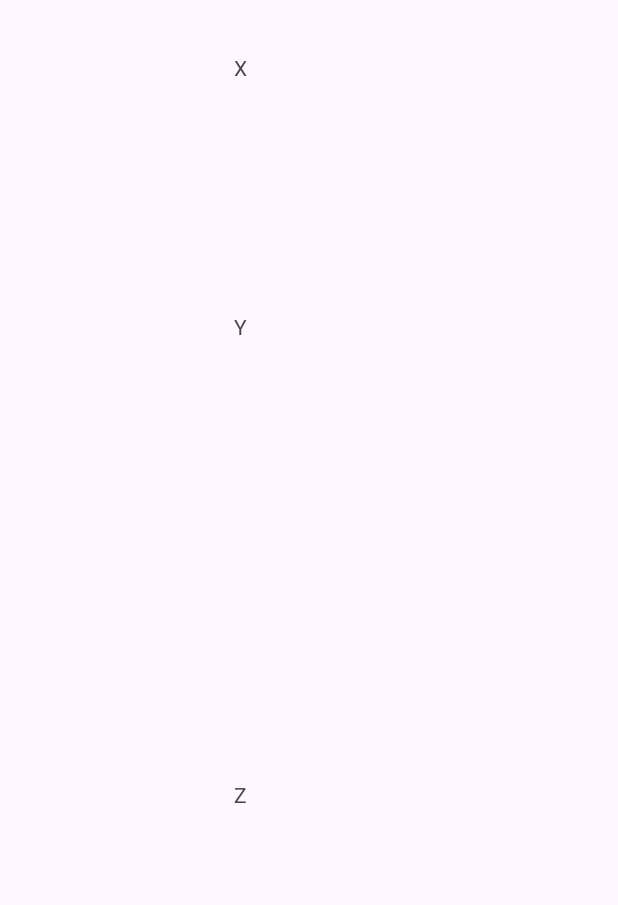
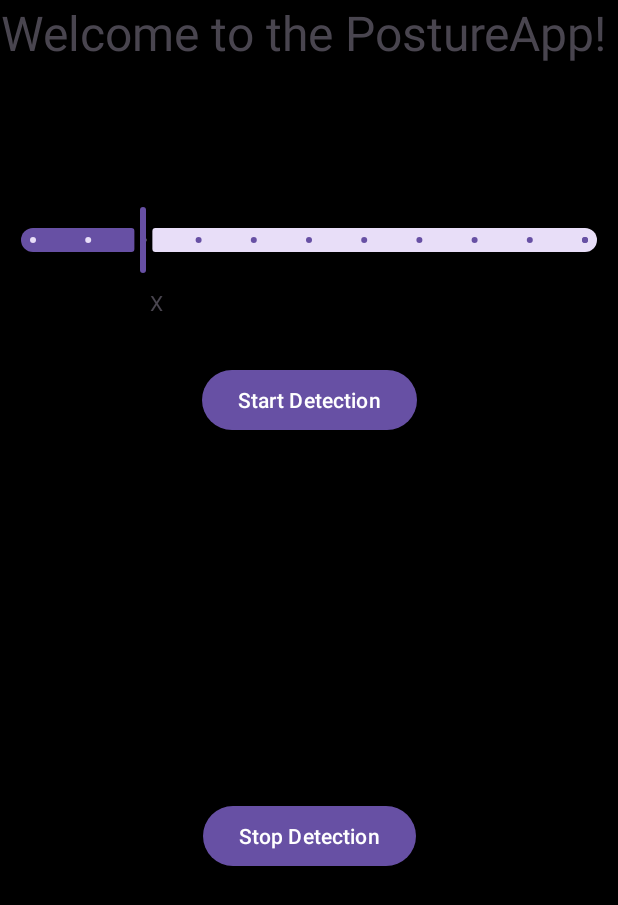
Before and after one commit to JamesRenn-ie/postureAppBrisHack24, an Android app: the screen it shows after launch (MainActivity), on a phone screen of 412 x 824 dp. Before the commit the part shown is almost empty. Shown: the top 905 px of the screen. Run offline under Robolectric (Android 15) with nearby library versions, the phone set to English and light mode, and no system bars.

Commit message:
final commit

```diff
--- a/app/build.gradle.kts
+++ b/app/build.gradle.kts
@@ -8,7 +8,7 @@ android {
 
     defaultConfig {
         applicationId = "com.example.accelerometer"
-        minSdk = 30
+        minSdk = 29
         targetSdk = 34
         versionCode = 1
         versionName = "1.0"
--- a/app/src/main/java/com/example/accelerometer/MainActivity.java
+++ b/app/src/main/java/com/example/accelerometer/MainActivity.java
@@ -1,7 +1,9 @@
 package com.example.accelerometer;
 
 import androidx.appcompat.app.AppCompatActivity;
+import androidx.core.content.ContextCompat;
 
+import android.content.Context;
 import android.content.Intent;
 import android.hardware.Sensor;
 import android.hardware.SensorEvent;
@@ -10,9 +12,13 @@ import android.hardware.SensorEventListener;
 import android.os.Vibrator;
 import android.os.VibrationEffect;
 import android.view.View;
+import android.widget.Button;
 import android.widget.TextView;
 
 import android.os.Bundle;
+import android.widget.Toast;
+
+import com.google.android.material.slider.Slider;
 
 public class MainActivity extends AppCompatActivity implements SensorEventListener{
 
@@ -21,22 +27,36 @@ public class MainActivity extends AppCompatActivity implements SensorEventListen
     private SensorManager SM;
     private Vibrator vibrator;
 
+    private Float postureVal = 0.0f;
+
+
     @Override
     public void onSensorChanged(SensorEvent event) {
-        xText.setText("X " + Math.round(event.values[0]));
-        yText.setText("Y " + Math.round(event.values[1]));
-        zText.setText("Z " + Math.round(event.values[2]));
+//        if (event.values[0] < 0) {
+//            xText.setText("Posture Score: " + -Math.round(event.values[0]));
+//        }
+//        else {
+//            xText.setText("Posture Score: " + Math.round(event.values[0]));
+//        }
 
-        if(event.values[0] < 6) {
+        xText.setText("Posture Score: " + Math.abs(Math.round(event.values[0])));
+
+
+//        yText.setText("Y " + Math.round(event.values[1]));
+//        zText.setText("Z " + Math.round(event.values[2]));
+
+        if(Math.abs(event.values[0]) < postureVal) {
             vibrator.vibrate(1000);
-
-        }
+            findViewById(R.id.rlVar1).setBackgroundColor(getResources().getColor(R.color.warning));
+        }else findViewById(R.id.rlVar1).setBackgroundColor(getResources().getColor(R.color.black));
     }
 
     @Override
     public void onAccuracyChanged(Sensor sensor, int accuracy) {
         //not in use
     }
+
+
 
         @Override
         protected void onCreate(Bundle savedInstanceState) {
@@ -57,12 +77,55 @@ public class MainActivity extends AppCompatActivity implements SensorEventListen
 
             //Assign TextView
             xText = (TextView) findViewById(R.id.xText);
-        yText = (TextView) findViewById(R.id.yText);
-        zText = (TextView) findViewById(R.id.zText);
+
+            Button startServiceButton = findViewById(R.id.startServiceButton);
+            Button stopServiceButton = findViewById(R.id.stopServiceButton);
+//        yText = (TextView) findViewById(R.id.yText);
+//        zText = (TextView) findViewById(R.id.zText);
+            Slider slider = findViewById(R.id.slider);
+            slider.addOnChangeListener(new Slider.OnChangeListener() {
+                @Override
+                public void onValueChange(Slider slider, float value, boolean fromUser) {
+                    // This method is called when the value of the slider changes.
+                    // You can access the current value of the slider using the 'value' parameter.
+                    // Do something with the value...
+                    // For example, you can display it in a TextView:
+                    postureVal = value;
+                }
+            });
+
+
+
+
+        // Onclick listeners
+        startServiceButton.setOnClickListener(new View.OnClickListener() {
+            @Override
+            public void onClick(View v) {
+                // Start the foreground service
+                Intent startIntent = new Intent(MainActivity.this, MyForegroundService.class);
+                ContextCompat.startForegroundService(MainActivity.this, startIntent);
+            }
+        });
+
+        stopServiceButton.setOnClickListener(new View.OnClickListener() {
+            @Override
+            public void onClick(View v) {
+                // Stop the foreground service
+                Intent stopIntent = new Intent(MainActivity.this, MyForegroundService.class);
+                stopService(stopIntent);
+            }
+        });
     }
 
     private void startForegroundService(){
+        Intent serviceIntent = new Intent(this, MyForegroundService.class);
+        Toast.makeText(this, "Detection started", Toast.LENGTH_SHORT).show();
+        ContextCompat.startForegroundService(this, serviceIntent);
+    }
 
-
+    private void stopForegroundService(){
+        Intent serviceIntent = new Intent(this, MyForegroundService.class);
+        Toast.makeText(this, "Detection started", Toast.LENGTH_SHORT).show();
+        stopService(serviceIntent);
     }
 }
--- a/app/src/main/res/layout/activity_main.xml
+++ b/app/src/main/res/layout/activity_main.xml
@@ -2,37 +2,68 @@
 <androidx.constraintlayout.widget.ConstraintLayout xmlns:android="http://schemas.android.com/apk/res/android"
     xmlns:app="http://schemas.android.com/apk/res-auto"
     xmlns:tools="http://schemas.android.com/tools"
+    android:id="@+id/rlVar1"
     android:layout_width="match_parent"
     android:layout_height="match_parent"
+    android:background="@color/black"
     tools:context=".MainActivity">
+
+    <com.google.android.material.slider.Slider
+        android:id="@+id/slider"
+        android:layout_width="match_parent"
+        android:layout_height="wrap_content"
+        android:value="2.0"
+        android:valueFrom="0.0"
+        android:valueTo="10.0"
+        android:stepSize="1"
+        app:layout_constraintBottom_toTopOf="@+id/startServiceButton"
+        app:layout_constraintTop_toBottomOf="@+id/Title"
+        app:layout_constraintTop_toTopOf="parent"
+        app:layout_constraintVertical_bias="0.7"
+        tools:layout_editor_absoluteX="0dp" />
+
+    <TextView
+        android:id="@+id/Title"
+        android:textSize="32sp"
+        android:layout_width="410dp"
+        android:layout_height="103dp"
+        android:layout_marginEnd="1dp"
+        android:text="Welcome to the PostureApp!"
+        app:layout_constraintEnd_toEndOf="parent"
+        app:layout_constraintStart_toStartOf="parent"
+        app:layout_constraintTop_toTopOf="parent" />
 
     <TextView
         android:id="@+id/xText"
-        android:layout_width="89dp"
-        android:layout_height="75dp"
-        android:layout_marginStart="156dp"
-        android:layout_marginTop="35dp"
+        android:layout_width="521dp"
+        android:layout_height="103dp"
+        android:layout_marginStart="100dp"
+        android:layout_marginTop="192dp"
         android:text="X"
         app:layout_constraintStart_toStartOf="parent"
         app:layout_constraintTop_toTopOf="parent" />
 
-    <TextView
-        android:id="@+id/yText"
-        android:layout_width="62dp"
-        android:layout_height="48dp"
-        android:layout_marginStart="156dp"
-        android:layout_marginTop="208dp"
-        android:text="Y"
+    <Button
+        android:id="@+id/startServiceButton"
+        android:layout_width="wrap_content"
+        android:layout_height="wrap_content"
+        android:text="@string/start_detection"
+        app:layout_constraintTop_toBottomOf="@+id/slider"
+        app:layout_constraintBottom_toTopOf="@+id/stopServiceButton"
+        app:layout_constraintEnd_toEndOf="parent"
         app:layout_constraintStart_toStartOf="parent"
         app:layout_constraintTop_toTopOf="parent" />
 
-    <TextView
-        android:id="@+id/zText"
-        android:layout_width="57dp"
-        android:layout_height="80dp"
-        android:layout_marginStart="156dp"
-        android:layout_marginTop="520dp"
-        android:text="Z"
+
+    <Button
+        android:id="@+id/stopServiceButton"
+        android:layout_width="wrap_content"
+        android:layout_height="wrap_content"
+        android:text="@string/stop_detection"
+        app:layout_constraintBottom_toBottomOf="parent"
+        app:layout_constraintEnd_toEndOf="parent"
         app:layout_constraintStart_toStartOf="parent"
-        app:layout_constraintTop_toTopOf="parent" />
+        app:layout_constraintTop_toBottomOf="@+id/startServiceButton"
+        app:layout_constraintVertical_bias="0.1"/>
+
 </androidx.constraintlayout.widget.ConstraintLayout>
--- a/app/src/main/res/values/colors.xml
+++ b/app/src/main/res/values/colors.xml
@@ -2,4 +2,5 @@
 <resources>
     <color name="black">#FF000000</color>
     <color name="white">#FFFFFFFF</color>
+    <color name="warning">#FF0000</color>
 </resources>
--- a/app/src/main/res/values/strings.xml
+++ b/app/src/main/res/values/strings.xml
@@ -1,3 +1,5 @@
 <resources>
     <string name="app_name">accelerometer</string>
+    <string name="stop_detection">Stop Detection</string>
+    <string name="start_detection">Start Detection</string>
 </resources>
```
Also changed, not shown: app/src/main/AndroidManifest.xml (+8 -1 lines), app/src/main/java/com/example/accelerometer/MyForegroundService.java (+112 -1 lines). Lines whose indentation alone changed are shown as unchanged.
